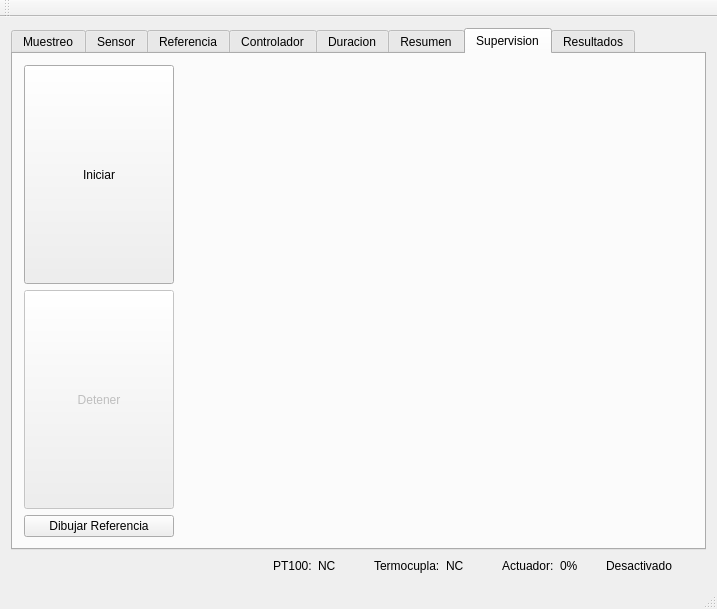
Old version of the form Prototipo/control_temperatura/mainwindow.ui in the repository AgustinAllegui/temperatura_raspberry.
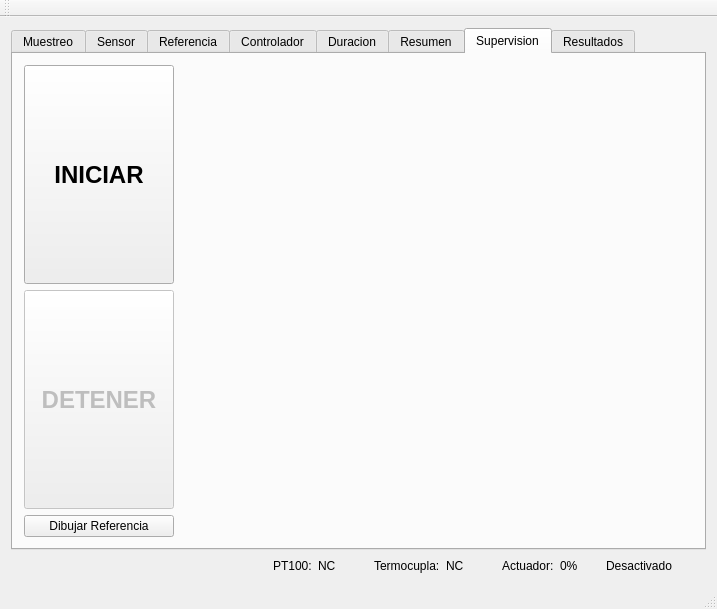
New version of the form. The open tabs and pages were chosen to show the change. Custom widgets are drawn as their Qt base class.

Commit message: Aumentada fuente de botones de supervision

The edit to the form file:
```diff
--- a/Prototipo/control_temperatura/mainwindow.ui
+++ b/Prototipo/control_temperatura/mainwindow.ui
@@ -628,8 +628,15 @@
               <height>16777215</height>
              </size>
             </property>
+            <property name="font">
+             <font>
+              <pointsize>18</pointsize>
+              <weight>75</weight>
+              <bold>true</bold>
+             </font>
+            </property>
             <property name="text">
-             <string>Iniciar</string>
+             <string>INICIAR</string>
             </property>
            </widget>
           </item>
@@ -650,8 +657,15 @@
               <height>16777215</height>
              </size>
             </property>
+            <property name="font">
+             <font>
+              <pointsize>18</pointsize>
+              <weight>75</weight>
+              <bold>true</bold>
+             </font>
+            </property>
             <property name="text">
-             <string>Detener</string>
+             <string>DETENER</string>
             </property>
            </widget>
           </item>
```
Left out of the diff: 14 changed lines with no effect on the pictures. The commit also changes 1 other file.
